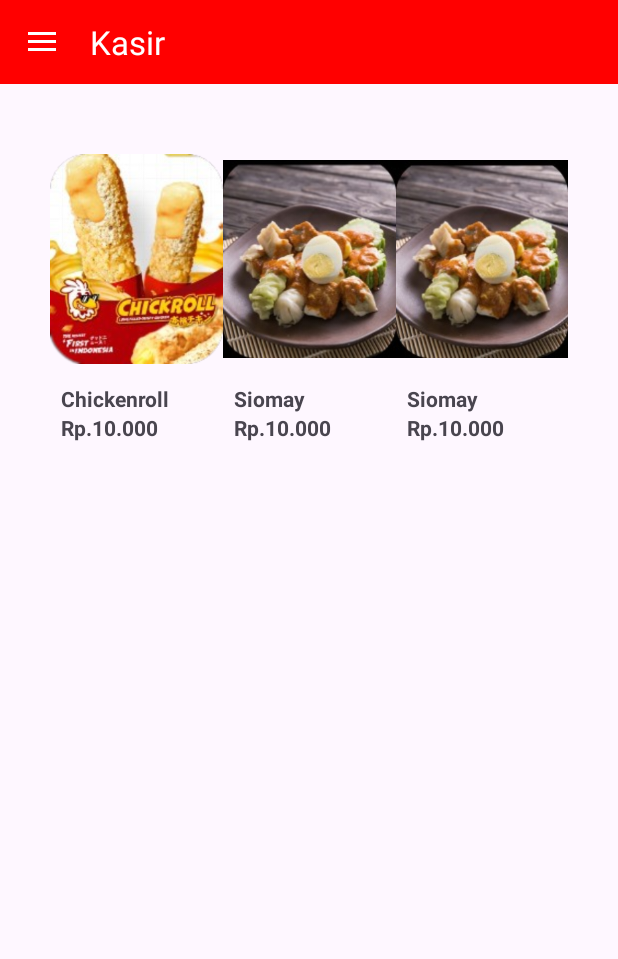
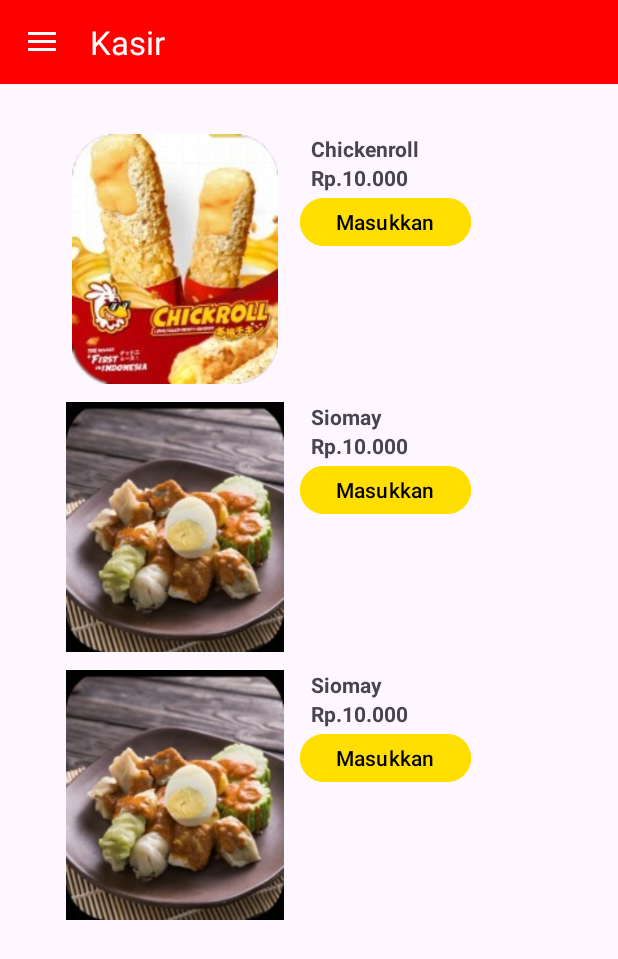
Before and after one commit to RifqiR3/chimoy, an Android app: the kasir_frag screen opened directly, with no data from a screen before it, on a phone screen of 412 x 824 dp. Shown: the top 959 px of the screen. Run offline under Robolectric (Android 15) with nearby library versions, the phone set to English and light mode, and no system bars.

Commit message:
update tampilan kasir

```diff
--- a/app/src/main/java/com/example/mobileumkm/kasir_frag.java
+++ b/app/src/main/java/com/example/mobileumkm/kasir_frag.java
@@ -4,14 +4,66 @@ import android.os.Bundle;
 import android.view.LayoutInflater;
 import android.view.View;
 import android.view.ViewGroup;
+import android.widget.Button;
+import android.widget.LinearLayout;
+import android.widget.RelativeLayout;
+import android.view.Gravity;
+import android.widget.TextView;
+import android.widget.Toast;
 
 import androidx.fragment.app.Fragment;
 
 public class kasir_frag extends Fragment {
+    private TextView txtMenu1;
+    private TextView txtHrgMenu1;
+    private TextView txtCartMenu1;
+    private TextView txtCartItem1;
+
+    private TextView txtCartHarga1;
+    private LinearLayout buttonContainer;
+    private Button btnMenu1;
+
     @Override
     public View onCreateView(LayoutInflater inflater, ViewGroup container,
                              Bundle savedInstanceState) {
         // Inflate the layout for this fragment
-        return inflater.inflate(R.layout.activity_kasir_page, container, false);
+        View view = inflater.inflate(R.layout.activity_kasir_page, container, false);
+
+        txtMenu1 = view.findViewById(R.id.namaMakanan1);
+        txtHrgMenu1 = view.findViewById(R.id.hargaMakanan1);
+        txtCartMenu1 = view.findViewById(R.id.menuKeranjang1);
+        txtCartItem1 = view.findViewById(R.id.jmlItem1);
+        txtCartHarga1 = view.findViewById(R.id.hrgItem1);
+
+        buttonContainer = view.findViewById(R.id.buttonContainer);
+        btnMenu1 = view.findViewById(R.id.buttonMakanan1);
+        btnMenu1.setOnClickListener(new View.OnClickListener() {
+            @Override
+            public void onClick(View view) {
+                // Buat button
+//                Button bayarButton = new Button(getContext());
+//                LinearLayout.LayoutParams layoutParams = new LinearLayout.LayoutParams(
+//                        LinearLayout.LayoutParams.WRAP_CONTENT,
+//                        LinearLayout.LayoutParams.WRAP_CONTENT
+//                );
+//
+//                layoutParams.gravity = Gravity.CENTER;
+//                bayarButton.setLayoutParams(layoutParams);
+//
+//                bayarButton.setText("Keranjang");
+//                bayarButton.setTextColor(getResources().getColor(R.color.black));
+//                bayarButton.setBackgroundColor(getResources().getColor(R.color.kuningJadi));
+//
+//                buttonContainer.addView(bayarButton);
+                txtCartMenu1.setText(txtMenu1.getText());
+                txtCartHarga1.setText(txtHrgMenu1.getText());
+                txtCartItem1.setText("1 Item");
+
+                buttonContainer.setVisibility(View.VISIBLE);
+
+            }
+        });
+
+        return view;
     }
 }
--- a/app/src/main/res/layout/activity_kasir_page.xml
+++ b/app/src/main/res/layout/activity_kasir_page.xml
@@ -18,14 +18,16 @@
         <LinearLayout
             android:layout_width="match_parent"
             android:layout_height="wrap_content"
-            android:orientation="horizontal"
+            android:orientation="vertical"
             android:layout_marginBottom="50px">
 
             <RelativeLayout
+                android:id="@+id/menu1"
                 android:layout_width="match_parent"
                 android:layout_height="wrap_content"
                 android:orientation="vertical"
-                android:layout_weight="1">
+                android:layout_weight="1"
+                android:layout_marginBottom="12dp">
 
                 <ImageView
                     android:id="@+id/makanan1"
@@ -38,7 +40,7 @@
                     android:layout_width="match_parent"
                     android:layout_height="wrap_content"
                     android:text="Chickenroll"
-                    android:layout_below="@id/makanan1"
+                    android:layout_toRightOf="@id/makanan1"
                     android:layout_marginLeft="7dp"
                     android:textStyle="bold"/>
 
@@ -47,17 +49,30 @@
                     android:layout_width="match_parent"
                     android:layout_height="wrap_content"
                     android:text="Rp.10.000"
+                    android:layout_toRightOf="@id/makanan1"
                     android:layout_below="@id/namaMakanan1"
                     android:layout_marginLeft="7dp"
                     android:textStyle="bold"/>
 
+                <Button
+                    android:id="@+id/buttonMakanan1"
+                    android:layout_width="wrap_content"
+                    android:layout_height="40dp"
+                    android:textColor="@color/black"
+                    android:backgroundTint="#FFDE00"
+                    android:layout_toRightOf="@id/makanan1"
+                    android:layout_below="@+id/hargaMakanan1"
+                    android:text="Masukkan"
+                    android:layout_gravity="center_horizontal"/>
+
             </RelativeLayout>
 
             <RelativeLayout
+                android:id="@+id/menu2"
                 android:layout_width="match_parent"
                 android:layout_height="wrap_content"
-                android:orientation="vertical"
-                android:layout_weight="1">
+                android:layout_weight="1"
+                android:layout_marginBottom="12dp">
 
                 <ImageView
                     android:id="@+id/makanan2"
@@ -70,7 +85,7 @@
                     android:layout_width="match_parent"
                     android:layout_height="wrap_content"
                     android:text="Siomay"
-                    android:layout_below="@id/makanan2"
+                    android:layout_toRightOf="@id/makanan2"
                     android:layout_marginLeft="7dp"
                     android:textStyle="bold"/>
 
@@ -80,52 +95,122 @@
                     android:layout_height="wrap_content"
                     android:text="Rp.10.000"
                     android:layout_below="@id/namaMakanan2"
+                    android:layout_toRightOf="@+id/makanan2"
                     android:layout_marginLeft="7dp"
                     android:textStyle="bold"/>
 
+                <Button
+                    android:id="@+id/buttonMakanan2"
+                    android:layout_width="wrap_content"
+                    android:layout_height="40dp"
+                    android:textColor="@color/black"
+                    android:backgroundTint="#FFDE00"
+                    android:layout_toRightOf="@id/makanan2"
+                    android:layout_below="@+id/hargaMakanan2"
+                    android:text="Masukkan"
+                    android:layout_gravity="center_horizontal"/>
 
             </RelativeLayout>
 
             <RelativeLayout
+                android:id="@+id/menu3"
                 android:layout_width="match_parent"
                 android:layout_height="wrap_content"
-                android:orientation="vertical"
-                android:layout_weight="1">
+                android:layout_weight="1"
+                android:layout_marginBottom="12dp">
 
                 <ImageView
-                    android:id="@+id/makanan2"
+                    android:id="@+id/makanan3"
                     android:layout_width="250px"
                     android:layout_height="250px"
                     android:src="@drawable/makanan2"/>
 
                 <TextView
-                    android:id="@+id/namaMakanan2"
+                    android:id="@+id/namaMakanan3"
                     android:layout_width="match_parent"
                     android:layout_height="wrap_content"
                     android:text="Siomay"
-                    android:layout_below="@id/makanan2"
+                    android:layout_toRightOf="@id/makanan3"
                     android:layout_marginLeft="7dp"
                     android:textStyle="bold"/>
 
                 <TextView
-                    android:id="@+id/hargaMakanan2"
+                    android:id="@+id/hargaMakanan3"
                     android:layout_width="match_parent"
                     android:layout_height="wrap_content"
                     android:text="Rp.10.000"
-                    android:layout_below="@id/namaMakanan2"
+                    android:layout_below="@id/namaMakanan3"
+                    android:layout_toRightOf="@id/makanan3"
                     android:layout_marginLeft="7dp"
                     android:textStyle="bold"/>
 
+                <Button
+                    android:id="@+id/buttonMakanan3"
+                    android:layout_width="wrap_content"
+                    android:layout_height="40dp"
+                    android:textColor="@color/black"
+                    android:backgroundTint="#FFDE00"
+                    android:layout_toRightOf="@id/makanan3"
+                    android:layout_below="@+id/hargaMakanan3"
+                    android:text="Masukkan"
+                    android:layout_gravity="center_horizontal"/>
 
             </RelativeLayout>
 
+        </LinearLayout>
+
+        <LinearLayout
+            android:id="@+id/buttonContainer"
+            android:layout_width="match_parent"
+            android:layout_height="wrap_content"
+            android:orientation="vertical"
+            android:visibility="invisible">
+
+            <androidx.cardview.widget.CardView
+                android:layout_width="match_parent"
+                android:layout_height="wrap_content"
+                app:cardBackgroundColor="@color/kuningJadi"
+                app:cardCornerRadius="10dp">
+
+                <RelativeLayout
+                    android:layout_width="wrap_content"
+                    android:layout_height="wrap_content"
+                    android:orientation="vertical"
+                    android:padding="10dp">
+
+                    <TextView
+                        android:id="@+id/menuKeranjang1"
+                        android:layout_width="wrap_content"
+                        android:layout_height="wrap_content"
+                        android:text=""
+                        android:textStyle="bold"
+                        android:gravity="center"/>
+
+                    <TextView
+                        android:id="@+id/jmlItem1"
+                        android:layout_width="wrap_content"
+                        android:layout_height="wrap_content"
+                        android:text=""
+                        android:layout_below="@id/menuKeranjang1"
+                        android:gravity="center"/>
+
+                    <TextView
+                        android:id="@+id/hrgItem1"
+                        android:layout_width="match_parent"
+                        android:layout_height="wrap_content"
+                        android:text=""
+                        android:layout_toRightOf="@id/menuKeranjang1"
+                        android:layout_alignParentEnd="true"
+                        android:layout_centerHorizontal="true"
+                        android:textStyle="bold"
+                        android:gravity="end"/>
+
+                </RelativeLayout>
 
 
+            </androidx.cardview.widget.CardView>
 
         </LinearLayout>
-
-
-
     </LinearLayout>
 
 </LinearLayout>
```
